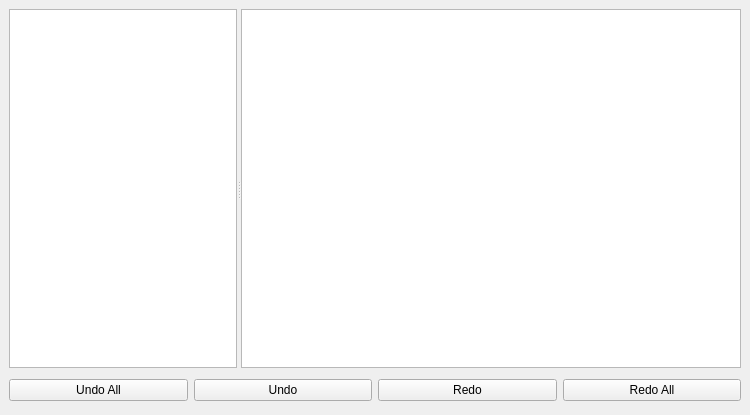
The window that src/Interface/Application/ProvenanceWindow.ui (SCIInstitute/SCIRun) describes before a commit, drawn with Qt 5.
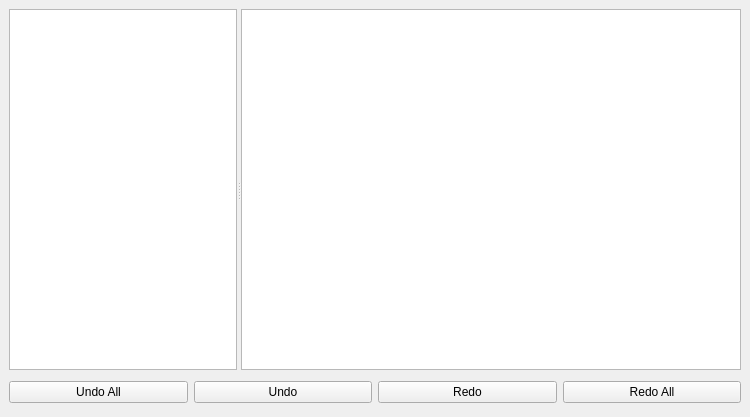
The same window after the commit.

What changed in the file:
```diff
--- a/src/Interface/Application/ProvenanceWindow.ui
+++ b/src/Interface/Application/ProvenanceWindow.ui
@@ -7,7 +7,7 @@
     <x>0</x>
     <y>0</y>
     <width>750</width>
-    <height>415</height>
+    <height>417</height>
    </rect>
   </property>
   <property name="minimumSize">
@@ -26,8 +26,8 @@
      <height>0</height>
     </size>
    </property>
-   <layout class="QVBoxLayout" name="verticalLayout">
-    <item>
+   <layout class="QGridLayout" name="gridLayout">
+    <item row="0" column="0">
      <widget class="QSplitter" name="splitter">
       <property name="sizePolicy">
        <sizepolicy hsizetype="Expanding" vsizetype="Expanding">
@@ -71,15 +71,15 @@
       </widget>
      </widget>
     </item>
-    <item>
-     <layout class="QHBoxLayout" name="horizontalLayout">
+    <item row="1" column="0">
+     <layout class="QGridLayout" name="gridLayout_2">
       <property name="topMargin">
        <number>5</number>
       </property>
       <property name="bottomMargin">
        <number>5</number>
       </property>
-      <item>
+      <item row="0" column="0">
        <widget class="QPushButton" name="undoAllButton_">
         <property name="enabled">
          <bool>true</bool>
@@ -89,7 +89,7 @@
         </property>
        </widget>
       </item>
-      <item>
+      <item row="0" column="1">
        <widget class="QPushButton" name="undoButton_">
         <property name="enabled">
          <bool>true</bool>
@@ -99,7 +99,7 @@
         </property>
        </widget>
       </item>
-      <item>
+      <item row="0" column="2">
        <widget class="QPushButton" name="redoButton_">
         <property name="enabled">
          <bool>true</bool>
@@ -109,7 +109,7 @@
         </property>
        </widget>
       </item>
-      <item>
+      <item row="0" column="3">
        <widget class="QPushButton" name="redoAllButton_">
         <property name="enabled">
          <bool>true</bool>
```
